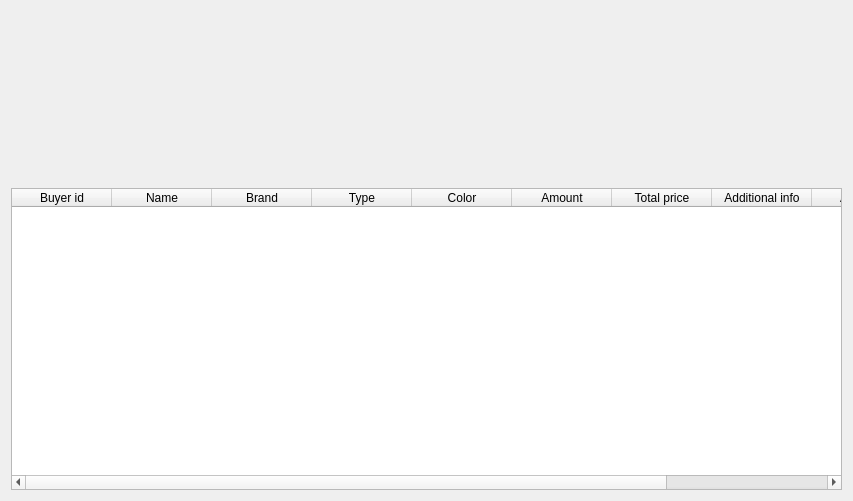
First picture: the form in AP/show_transactions_customer.ui, repository AP-projects-4001/Guys, before the edit.
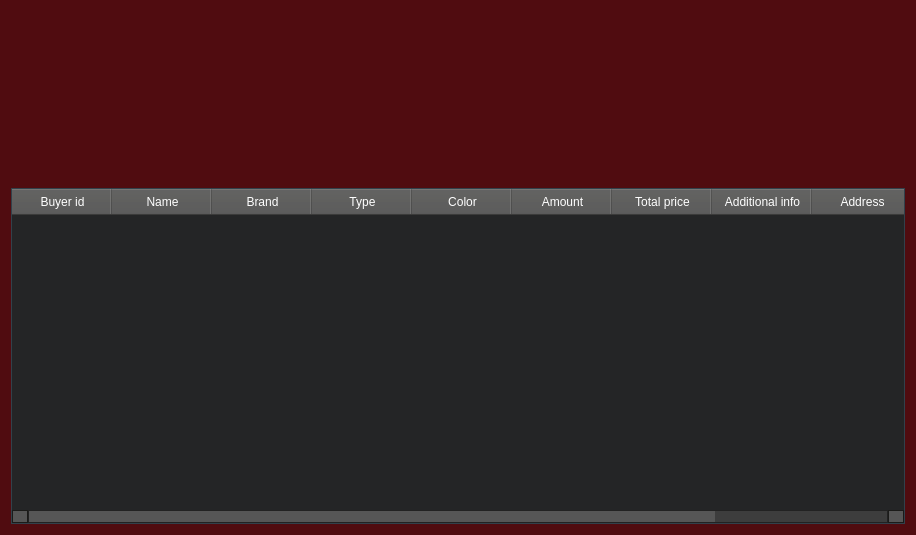
Second picture: the form after the edit. Icons and pictures are not drawn.

Commit message: Fix UI for every account

The edit to the form file:
```diff
--- a/AP/show_transactions_customer.ui
+++ b/AP/show_transactions_customer.ui
@@ -6,13 +6,686 @@
    <rect>
     <x>0</x>
     <y>0</y>
-    <width>853</width>
-    <height>501</height>
+    <width>916</width>
+    <height>535</height>
    </rect>
   </property>
   <property name="windowTitle">
    <string>Dialog</string>
   </property>
+  <property name="styleSheet">
+   <string notr="true">
+QWidget
+{
+	background-color: #500c10;
+	color: #ffffff;
+	border-color: #051a39;
+
+}
+
+
+QLabel
+{
+	background-color: transparent;
+	color: #ffffff;
+
+}
+
+
+QToolTip
+{
+	border : 1px solid #500c10;
+	background-color: #26264f;
+	color: #ffffff;
+	border-color: #051a39;
+
+}
+QPushButton
+{
+	background-color: #565656;
+	color: #ffffff;
+	border-style: solid;
+	border-width: 1px;
+	border-radius: 10px;
+	border-color: #051a39;
+	padding: 5px;
+
+}
+
+
+QPushButton::disabled
+{
+	background-color: #404040;
+	color: #656565;
+	border-color: #051a39;
+
+}
+
+
+QPushButton::hover
+{
+	background-color: #8399ff;
+	color: #ffffff;
+	border-style: solid;
+	border-width: 1px;
+	border-radius: 10px;
+	border-color: #051a39;
+	padding: 5px;
+}
+
+
+QPushButton::pressed
+{
+	background-color: #4969ff;
+	color: #ffffff;
+	border-style: solid;
+	border-width: 1px;
+	border-radius: 10px;
+	border-color: #051a39;
+	padding: 5px;
+
+}
+
+QComboBox
+{
+    background-color: #565656;
+    border: 1px solid;
+    border-radius: 3px;
+    padding-left: 6px;
+    color: #ffffff;
+    height: 20px;
+
+}
+
+
+QComboBox::disabled
+{
+	background-color: #404040;
+	color: #656565;
+	border-color: #051a39;
+
+}
+
+
+QComboBox:hover
+{
+    background-color: #8399ff;
+}
+
+
+QComboBox:on
+{
+    background-color: #4969ff;
+
+}
+
+
+QComboBox QAbstractItemView
+{
+    background-color: #383838;
+    color: #ffffff;
+    border: 1px solid black;
+    selection-background-color: #4969ff;
+    selection-color: #ffffff;
+    outline: 0;
+
+}
+
+QComboBox::drop-down
+{
+    subcontrol-origin: padding;
+    subcontrol-position: top right;
+    width: 15px;
+    border-left-width: 0px;
+    border-left-color: darkgray;
+    border-left-style: solid; 
+    border-top-right-radius: 3px; 
+    border-bottom-right-radius: 3px;
+
+}
+
+
+QComboBox::down-arrow
+{
+    image: url(://arrow-down.png);
+    width: 8px;
+    height: 8px;
+}
+
+
+QSpinBox
+{
+	background-color: #525251;
+	color: #ffffff;
+	border: 1px solid #051a39;
+	border-radius: 3px;
+	padding : 2px;
+}
+
+QLineEdit
+{
+	background-color: #525251;
+	color: #ffffff;
+	border-width: 1px;
+	border-radius: 7px;
+	border-color: #051a39;
+	padding: 2px;
+
+}
+
+QLineEdit::disabled
+{
+	background-color: #404040;
+	color: #656565;
+	border-width: 1px;
+	border-radius: 7px;
+	border-color: #051a39;
+	padding: 2px;
+
+}
+
+QTextEdit
+{
+	background-color: #ffffff;
+	color: #010201;
+	border-color: #051a39;
+
+}
+
+
+QTextEdit::disabled
+{
+	background-color: #404040;
+	color: #656565;
+	border-color: #051a39;
+
+}
+
+QCheckBox::indicator
+{
+    color: #b1b1b1;
+    background-color: #323232;
+    border: 1px solid #b1b1b1;
+    width: 12px;
+    height: 12px;
+
+}
+
+
+QCheckBox::indicator:checked
+{
+    image:url(://checkbox.png);
+    border: 1px solid #565656;
+
+}
+
+
+QCheckBox::disabled
+{
+	color: #656565;
+
+}
+
+
+QCheckBox::indicator:disabled
+{
+	background-color: #656565;
+	color: #656565;
+    border: 1px solid #656565;
+
+}
+
+
+QRadioButton::indicator::unchecked
+{ 
+	border: 2px inset gray; 
+	border-radius: 5px; 
+	background-color:  #fff;
+	width: 9px; 
+	height: 9px; 
+
+}
+
+
+QRadioButton::indicator::unchecked:hover
+{ 
+	border: 2px solid #565656; 
+	border-radius: 5px; 
+	background-color:  #fff;
+	width: 9px; 
+	height: 9px; 
+
+}
+
+
+QRadioButton::indicator::checked
+{ 
+	border: 2px inset darkgray; 
+	border-radius: 5px; 
+	background-color: #4969ff; 
+	width: 9px; 
+	height: 9px; 
+
+}
+
+
+QRadioButton::disabled
+{
+	color: #656565;
+
+}
+
+
+QRadioButton::indicator:disabled
+{
+	background-color: #656565;
+	color: #656565;
+    border: 2px solid #656565;
+
+}
+
+
+QTableView
+{
+    background-color: #242526;
+    border: 1px solid #32414B;
+    color: #f0f0f0;
+    gridline-color: #8faaff;
+    outline : 0;
+
+}
+
+
+QTableView::disabled
+{
+    background-color: #242526;
+    border: 1px solid #32414B;
+    color: #656565;
+    gridline-color: #656565;
+    outline : 0;
+
+}
+
+
+QTableView::item:hover 
+{
+    background-color: #26264f;
+    color: #f0f0f0;
+
+}
+
+
+QTableView::item:selected 
+{
+    background-color: #1a1b1c;
+    border: 2px solid #4969ff;
+    color: #F0F0F0;
+
+}
+
+
+QTableView::item:selected:disabled
+{
+    background-color: #1a1b1c;
+    border: 2px solid #525251;
+    color: #656565;
+
+}
+
+
+QTableCornerButton::section
+{
+    background-color: #505050;
+    color: #fff;
+
+}
+
+
+QHeaderView::section
+{
+    background-color: #525251;
+    color: #fff;
+    text-align: left;
+	padding: 4px;
+	
+}
+
+
+QHeaderView::section:disabled
+{
+    background-color: #525251;
+    color: #656565;
+
+}
+
+
+
+
+
+
+QHeaderView::section::vertical::first,
+QHeaderView::section::vertical::only-one
+{
+    border-top: 1px solid #353635;
+
+}
+
+
+QHeaderView::section::vertical
+{
+    border-top: 1px solid #353635;
+
+}
+
+
+QHeaderView::section::horizontal::first,
+QHeaderView::section::horizontal::only-one
+{
+    border-left: 1px solid #353635;
+
+}
+
+
+QHeaderView::section::horizontal
+{
+    border-left: 1px solid #353635;
+
+}
+
+
+QTabBar::tab
+{
+	background-color: #262626;
+	color: #ffffff;
+	border-style: solid;
+	border-width: 1px;
+	border-top-left-radius: 3px;
+	border-top-right-radius: 3px;
+	border-color: #051a39;
+	padding: 5px;
+
+}
+
+
+QTabBar::tab:disabled
+{
+	background-color: #656565;
+	color: #656565;
+}
+
+
+QTabWidget::pane 
+{
+	background-color: #262626;
+	color: #ffffff;
+    border: 1px solid;
+    border-color: #565656;
+
+}
+
+
+QTabBar::tab:selected
+{
+    background-color: #565656;
+	color: #ffffff;
+	border-style: solid;
+	border-width: 1px;
+	border-top-left-radius: 3px;
+	border-top-right-radius: 3px;
+	border-color: #051a39;
+	padding: 5px;
+
+}
+
+
+QTabBar::tab:selected:disabled
+{
+	background-color: #404040;
+	color: #656565;
+
+}
+
+
+QTabBar::tab:!selected 
+{
+    background-color: #262626;
+
+}
+
+
+QTabBar::tab:!selected:hover 
+{
+    background-color: #8399ff;
+
+}
+
+
+QTabBar::tab:top:!selected 
+{
+    margin-top: 3px;
+
+}
+
+
+QTabBar::tab:bottom:!selected 
+{
+    margin-bottom: 3px;
+
+}
+
+
+QTabBar::tab:top, QTabBar::tab:bottom 
+{
+    min-width: 8ex;
+    margin-right: -1px;
+    padding: 5px 10px 5px 10px;
+
+}
+
+
+QTabBar::tab:top:selected 
+{
+    border-bottom-color: none;
+
+}
+
+
+QTabBar::tab:bottom:selected 
+{
+    border-top-color: none;
+
+}
+
+
+QTabBar::tab:top:last, QTabBar::tab:bottom:last,
+QTabBar::tab:top:only-one, QTabBar::tab:bottom:only-one 
+{
+    margin-right: 0;
+
+}
+
+
+QTabBar::tab:left:!selected 
+{
+    margin-right: 3px;
+
+}
+
+
+QTabBar::tab:right:!selected
+{
+    margin-left: 3px;
+
+}
+
+
+QTabBar::tab:left, QTabBar::tab:right 
+{
+    min-height: 8ex;
+    margin-bottom: -1px;
+    padding: 10px 5px 10px 5px;
+
+}
+
+
+QTabBar::tab:left:selected 
+{
+    border-left-color: none;
+
+}
+
+
+QTabBar::tab:right:selected 
+{
+    border-right-color: none;
+
+}
+
+
+QTabBar::tab:left:last, QTabBar::tab:right:last,
+QTabBar::tab:left:only-one, QTabBar::tab:right:only-one 
+{
+    margin-bottom: 0;
+
+}
+
+
+QScrollBar:horizontal
+{
+    border: 1px solid #222222;
+    background-color: #3d3d3d;
+    height: 13px;
+    margin: 0px 16px 0 16px;
+
+}
+
+
+QScrollBar::handle:horizontal
+{
+    background: #565656;
+    min-height: 20px;
+
+}
+
+
+QScrollBar::add-line:horizontal
+{
+    border: 1px solid #1b1b19;
+    background-color: #565656;
+    width: 14px;
+    subcontrol-position: right;
+    subcontrol-origin: margin;
+
+}
+
+
+QScrollBar::sub-line:horizontal
+{
+    border: 1px solid #1b1b19;
+    background-color: #565656;
+    width: 14px;
+    subcontrol-position: left;
+    subcontrol-origin: margin;
+
+}
+
+
+QScrollBar::right-arrow:horizontal
+{
+    width: 6px;
+    height: 6px;
+
+}
+
+
+QScrollBar::left-arrow:horizontal
+{
+    width: 6px;
+    height: 6px;
+
+}
+
+
+QScrollBar::add-page:horizontal, QScrollBar::sub-page:horizontal
+{
+    background: none;
+
+}
+
+
+QScrollBar:vertical
+{
+    background-color: #3d3d3d;
+    width: 13px;
+    margin: 16px 0 16px 0;
+    border: 1px solid #222222;
+
+}
+
+
+QScrollBar::handle:vertical
+{
+    background-color: #565656;
+    min-height: 20px;
+
+}
+
+
+QScrollBar::add-line:vertical
+{
+    border: 1px solid #1b1b19;
+    background-color: #565656;
+    height: 14px;
+    subcontrol-position: bottom;
+    subcontrol-origin: margin;
+
+}
+
+
+QScrollBar::sub-line:vertical
+{
+    border: 1px solid #1b1b19;
+    background-color: #565656;
+    height: 14px;
+    subcontrol-position: top;
+    subcontrol-origin: margin;
+
+}
+
+
+QScrollBar::up-arrow:vertical
+{
+    width: 6px;
+    height: 6px;
+
+}
+
+
+QScrollBar::down-arrow:vertical
+{
+    width: 6px;
+    height: 6px;
+
+}
+
+
+QScrollBar::add-page:vertical, QScrollBar::sub-page:vertical
+{
+    background: none;
+
+}
+
+QStatusBar
+{
+	background-color: #565656;
+	color: #ffffff;
+	border-color: #051a39;
+
+}
+
+
+</string>
+  </property>
   <layout class="QGridLayout" name="gridLayout">
    <item row="0" column="0">
     <layout class="QVBoxLayout" name="verticalLayout">
@@ -67,6 +740,58 @@
      </item>
      <item>
       <widget class="QTableWidget" name="tableWidget">
+       <property name="styleSheet">
+        <string notr="true">QWidget
+{
+	background-color : #242526;
+}
+
+QPushButton
+{
+	background-color: #565656;
+	color: #ffffff;
+	border-style: solid;
+	border-width: 1px;
+	border-radius: 10px;
+	border-color: #051a39;
+	padding: 5px;
+
+}
+
+
+QPushButton::disabled
+{
+	background-color: #404040;
+	color: #656565;
+	border-color: #051a39;
+
+}
+
+
+QPushButton::hover
+{
+	background-color: #8399ff;
+	color: #ffffff;
+	border-style: solid;
+	border-width: 1px;
+	border-radius: 10px;
+	border-color: #051a39;
+	padding: 5px;
+}
+
+
+QPushButton::pressed
+{
+	background-color: #4969ff;
+	color: #ffffff;
+	border-style: solid;
+	border-width: 1px;
+	border-radius: 10px;
+	border-color: #051a39;
+	padding: 5px;
+
+}</string>
+       </property>
        <column>
         <property name="text">
          <string>Buyer id</string>
```
The commit also changes 7 other files.
